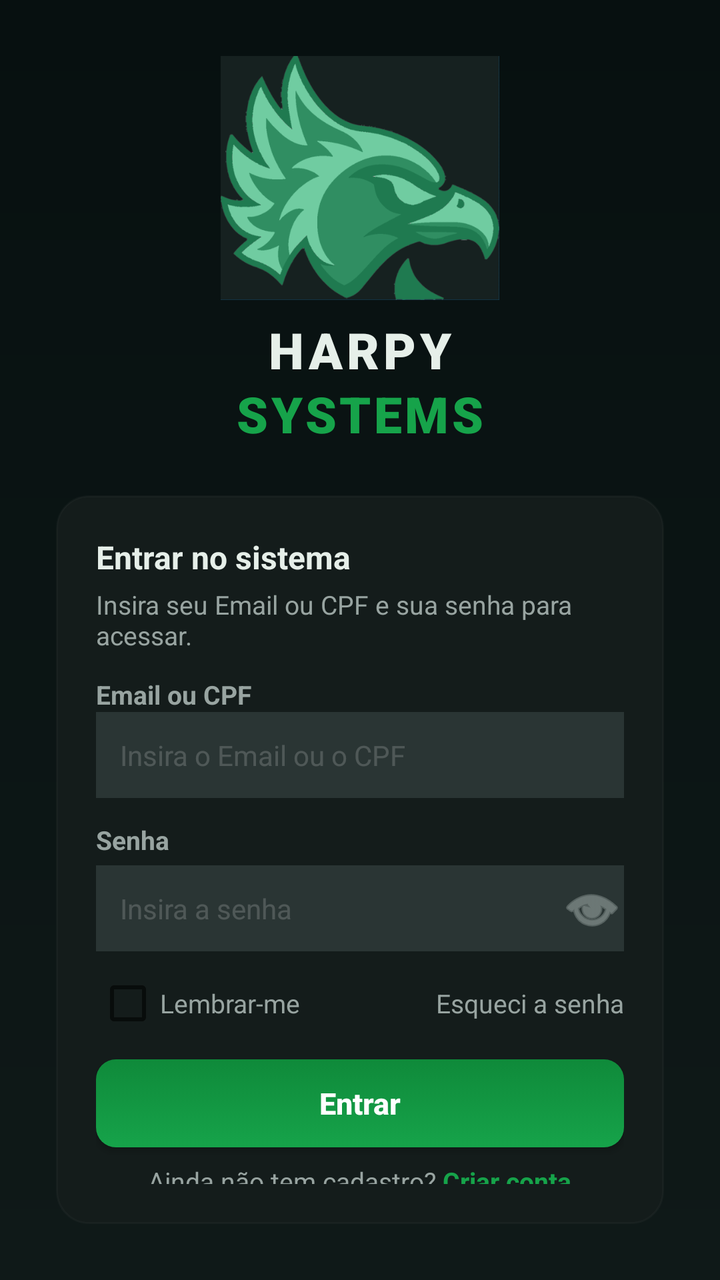
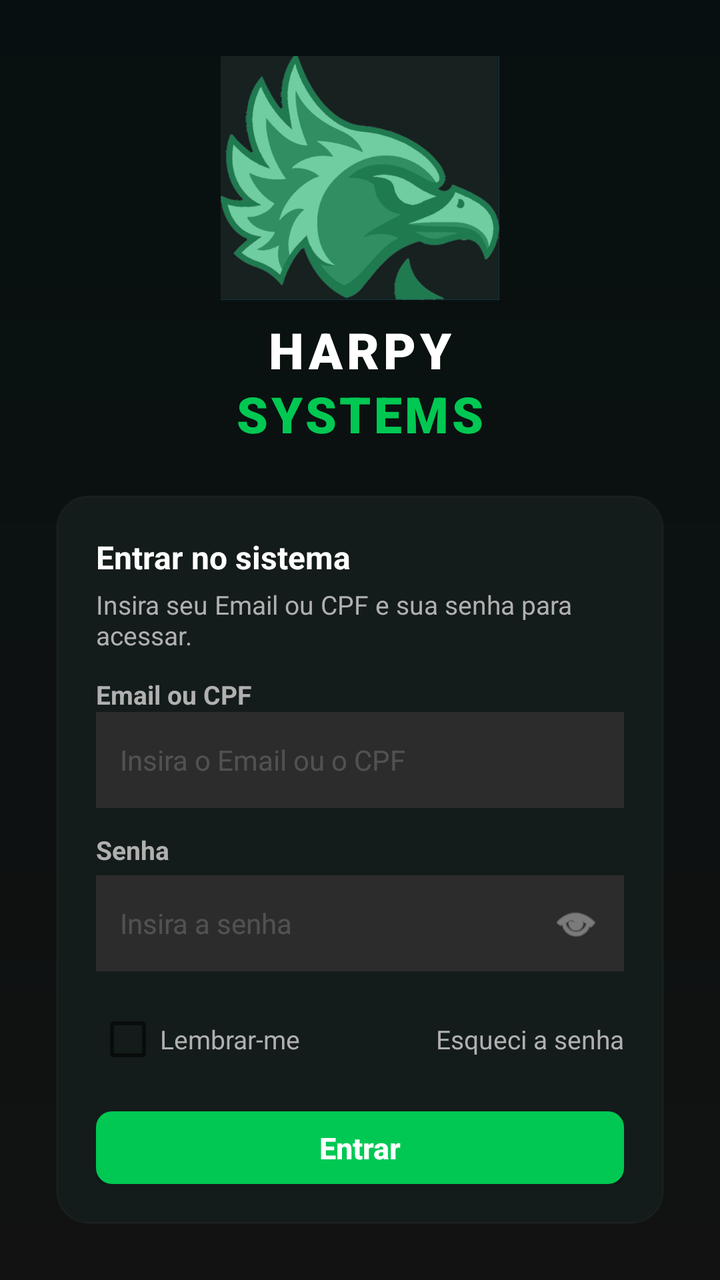

An Android layout rendered at two revisions. The XML below is the earlier revision; the diff shows what the commit changed to produce the second picture.
<!-- AndroidManifest.xml: activity theme Theme.FinalProject -->
<!-- res/layout/activity_main.xml -->
<?xml version="1.0" encoding="utf-8"?>
<androidx.constraintlayout.widget.ConstraintLayout xmlns:android="http://schemas.android.com/apk/res/android"
    xmlns:app="http://schemas.android.com/apk/res-auto"
    android:layout_width="match_parent"
    android:layout_height="match_parent"
    android:background="@drawable/bg_login_gradient"
    android:padding="28dp">

    
    <LinearLayout
        android:id="@+id/login_wrap"
        android:layout_width="0dp"
        android:layout_height="wrap_content"
        android:orientation="vertical"
        android:gravity="center_horizontal"
        android:clipToPadding="false"
        app:layout_constraintTop_toTopOf="parent"
        app:layout_constraintBottom_toBottomOf="parent"
        app:layout_constraintStart_toStartOf="parent"
        app:layout_constraintEnd_toEndOf="parent">

        
        <LinearLayout
            android:id="@+id/logo_container"
            android:layout_width="wrap_content"
            android:layout_height="wrap_content"
            android:orientation="vertical"
            android:gravity="center_horizontal"
            android:layout_marginBottom="16dp">

            <ImageView
                android:id="@+id/imgLogo"
                android:layout_width="140dp"
                android:layout_height="wrap_content"
                android:adjustViewBounds="true"
                android:src="@drawable/harpysystem"
                android:contentDescription="@string/app_name" />

            <LinearLayout
                android:layout_width="wrap_content"
                android:layout_height="wrap_content"
                android:orientation="vertical"
                android:gravity="center_horizontal"
                android:layout_marginTop="8dp">

                <TextView
                    android:id="@+id/tvBrandTitle"
                    android:layout_width="wrap_content"
                    android:layout_height="wrap_content"
                    android:text="HARPY"
                    android:textColor="@color/hs_text"
                    android:textSize="25sp"
                    android:textStyle="bold"
                    android:letterSpacing="0.08"
                    android:fontFamily="sans-serif-black" />

                <TextView
                    android:id="@+id/tvBrandSubtitle"
                    android:layout_width="wrap_content"
                    android:layout_height="wrap_content"
                    android:text="SYSTEMS"
                    android:textColor="@color/hs_accent"
                    android:textSize="25sp"
                    android:letterSpacing="0.06"
                    android:fontFamily="sans-serif-black"
                    android:layout_marginTop="-2dp" />
            </LinearLayout>
        </LinearLayout>

        
        <LinearLayout
            android:id="@+id/login_card"
            android:layout_width="match_parent"
            android:layout_height="wrap_content"
            android:orientation="vertical"
            android:background="@drawable/bg_login_card"
            android:padding="20dp"
            android:elevation="10dp"
            android:layout_marginTop="8dp">

            
            <TextView
                android:id="@+id/tvLoginTitle"
                android:layout_width="wrap_content"
                android:layout_height="wrap_content"
                android:text="Entrar no sistema"
                android:textColor="@color/hs_text"
                android:textSize="16sp"
                android:textStyle="bold" />

            <TextView
                android:id="@+id/tvLoginLead"
                android:layout_width="wrap_content"
                android:layout_height="wrap_content"
                android:text="Insira seu Email ou CPF e sua senha para acessar."
                android:textColor="@color/hs_muted"
                android:textSize="13sp"
                android:layout_marginTop="4dp" />

            
            <LinearLayout
                android:id="@+id/fieldUser"
                android:layout_width="match_parent"
                android:layout_height="wrap_content"
                android:orientation="vertical"
                android:layout_marginTop="12dp">

                <TextView
                    android:id="@+id/tvUserLabel"
                    android:layout_width="wrap_content"
                    android:layout_height="wrap_content"
                    android:text="Email ou CPF"
                    android:textColor="@color/hs_muted"
                    android:textSize="13sp"
                    android:textStyle="bold" />

                <EditText
                    android:id="@+id/etUser"
                    android:layout_width="match_parent"
                    android:layout_height="wrap_content"
                    android:hint="Insira o Email ou o CPF"
                    android:inputType="textEmailAddress"
                    android:padding="12dp"
                    android:textColor="@color/hs_text"
                    android:textColorHint="#2DFFFFFF"
                    android:background="@color/hs_input"
                    android:fontFamily="sans-serif"
                    android:textSize="14sp" />

                <TextView
                    android:id="@+id/tvUserError"
                    android:layout_width="wrap_content"
                    android:layout_height="wrap_content"
                    android:text="Por favor informe email ou CPF válido."
                    android:textSize="13sp"
                    android:textColor="@color/hs_danger"
                    android:visibility="gone"
                    android:layout_marginTop="4dp" />
            </LinearLayout>

            
            <LinearLayout
                android:id="@+id/fieldPassword"
                android:layout_width="match_parent"
                android:layout_height="wrap_content"
                android:orientation="vertical"
                android:layout_marginTop="12dp">

                <TextView
                    android:id="@+id/tvPasswordLabel"
                    android:layout_width="wrap_content"
                    android:layout_height="wrap_content"
                    android:text="Senha"
                    android:textColor="@color/hs_muted"
                    android:textSize="13sp"
                    android:textStyle="bold" />

                <androidx.constraintlayout.widget.ConstraintLayout
                    android:id="@+id/password_wrap"
                    android:layout_width="match_parent"
                    android:layout_height="wrap_content"
                    android:layout_marginTop="4dp">

                    <EditText
                        android:id="@+id/etPassword"
                        android:layout_width="0dp"
                        android:layout_height="wrap_content"
                        android:hint="Insira a senha"
                        android:inputType="textPassword"
                        android:padding="12dp"
                        android:textColor="@color/hs_text"
                        android:textColorHint="#2DFFFFFF"
                        android:background="@color/hs_input"
                        android:fontFamily="sans-serif"
                        android:textSize="14sp"
                        app:layout_constraintStart_toStartOf="parent"
                        app:layout_constraintEnd_toEndOf="parent"
                        app:layout_constraintTop_toTopOf="parent"
                        app:layout_constraintBottom_toBottomOf="parent" />

                    <ImageButton
                        android:id="@+id/btnTogglePassword"
                        android:layout_width="32dp"
                        android:layout_height="32dp"
                        android:background="@android:color/transparent"
                        android:contentDescription="Mostrar senha"
                        android:src="@android:drawable/ic_menu_view"
                        android:padding="4dp"
                        app:tint="@color/hs_muted"
                        app:layout_constraintEnd_toEndOf="@id/etPassword"
                        app:layout_constraintTop_toTopOf="@id/etPassword"
                        app:layout_constraintBottom_toBottomOf="@id/etPassword" />
                </androidx.constraintlayout.widget.ConstraintLayout>

                <TextView
                    android:id="@+id/tvPasswordError"
                    android:layout_width="wrap_content"
                    android:layout_height="wrap_content"
                    android:text="A senha deve ter ao menos 4 caracteres."
                    android:textSize="13sp"
                    android:textColor="@color/hs_danger"
                    android:visibility="gone"
                    android:layout_marginTop="4dp" />
            </LinearLayout>

            
            <LinearLayout
                android:id="@+id/rowRememberForgot"
                android:layout_width="match_parent"
                android:layout_height="wrap_content"
                android:orientation="horizontal"
                android:gravity="center_vertical"
                android:layout_marginTop="10dp">

                <CheckBox
                    android:id="@+id/cbRemember"
                    android:layout_width="wrap_content"
                    android:layout_height="wrap_content"
                    android:text="Lembrar-me"
                    android:textColor="@color/hs_muted"
                    android:textSize="13sp" />

                <View
                    android:layout_width="0dp"
                    android:layout_height="0dp"
                    android:layout_weight="1" />

                <TextView
                    android:id="@+id/tvForgotPassword"
                    android:layout_width="wrap_content"
                    android:layout_height="wrap_content"
                    android:text="Esqueci a senha"
                    android:textColor="@color/hs_muted"
                    android:textSize="13sp"
                    android:clickable="true"
                    android:focusable="true" />
            </LinearLayout>

            
            <Button
                android:id="@+id/btnEnter"
                android:layout_width="match_parent"
                android:layout_height="wrap_content"
                android:layout_marginTop="12dp"
                android:minHeight="44dp"
                android:background="@drawable/bg_btn_primary"
                android:text="Entrar"
                android:textAllCaps="false"
                android:textColor="@android:color/white"
                android:textSize="15sp"
                android:textStyle="bold" />

            
            <LinearLayout
                android:id="@+id/card_footer"
                android:layout_width="match_parent"
                android:layout_height="wrap_content"
                android:layout_marginTop="8dp"
                android:gravity="center"
                android:orientation="horizontal">

                <TextView
                    android:id="@+id/tvNoAccount"
                    android:layout_width="wrap_content"
                    android:layout_height="wrap_content"
                    android:text="Ainda não tem cadastro? "
                    android:textColor="@color/hs_muted"
                    android:textSize="13sp" />

                <TextView
                    android:id="@+id/tvCreateAccount"
                    android:layout_width="wrap_content"
                    android:layout_height="wrap_content"
                    android:text="Criar conta"
                    android:textColor="@color/hs_accent"
                    android:textSize="13sp"
                    android:textStyle="bold"
                    android:clickable="true"
                    android:focusable="true" />
            </LinearLayout>

        </LinearLayout> 

    </LinearLayout> 

</androidx.constraintlayout.widget.ConstraintLayout>
<!-- resources referenced by this layout -->
<resources>
  <color name="hs_accent">#16A34A</color>
  <color name="hs_danger">#EF4444</color>
  <color name="hs_input">#2A3534</color>
  <color name="hs_muted">#98A4A1</color>
  <color name="hs_text">#E6EFE9</color>
  <!-- drawable bg_btn_primary (drawable) -->
  <?xml version="1.0" encoding="utf-8"?>
  <selector xmlns:android="http://schemas.android.com/apk/res/android">
  
      <item android:state_pressed="true">
          <shape>
              <corners android:radius="10dp"/>
              <gradient
                  android:startColor="#0F8A3A"
                  android:endColor="@color/hs_accent"
                  android:angle="90"/>
          </shape>
      </item>
  
      <item>
          <shape>
              <corners android:radius="10dp"/>
              <gradient
                  android:startColor="@color/hs_accent"
                  android:endColor="#0F8A3A"
                  android:angle="90"/>
              <padding
                  android:left="4dp"
                  android:top="4dp"
                  android:right="4dp"
                  android:bottom="4dp"/>
          </shape>
      </item>
  
  </selector>
  <!-- drawable bg_login_card (drawable) -->
  <?xml version="1.0" encoding="utf-8"?>
  <shape xmlns:android="http://schemas.android.com/apk/res/android">
      <solid android:color="#141C1B"/>
      <corners android:radius="16dp"/>
      <stroke
          android:width="1dp"
          android:color="#08FFFFFF"/>
  </shape>
  <!-- drawable bg_login_gradient (drawable) -->
  <?xml version="1.0" encoding="utf-8"?>
  <shape xmlns:android="http://schemas.android.com/apk/res/android">
      <gradient
          android:startColor="@color/hs_bg"
          android:endColor="#071010"
          android:angle="90"/>
  </shape>
  <!-- drawable harpysystem: png bitmap (drawable, 58918 bytes) -->
  <string name="app_name">FinalProject</string>
  <style name="Theme.FinalProject" parent="Theme.AppCompat.Light.NoActionBar" />
  <color name="hs_bg">#0F1918</color>
</resources>

<!-- the commit's change to res/layout/activity_main.xml (unified diff, before → after) -->
@@ -1,6 +1,7 @@
 <?xml version="1.0" encoding="utf-8"?>
 <androidx.constraintlayout.widget.ConstraintLayout xmlns:android="http://schemas.android.com/apk/res/android"
     xmlns:app="http://schemas.android.com/apk/res-auto"
+    xmlns:tools="http://schemas.android.com/tools"
     android:layout_width="match_parent"
     android:layout_height="match_parent"
     android:background="@drawable/bg_login_gradient"
@@ -118,6 +119,7 @@
                     android:id="@+id/etUser"
                     android:layout_width="match_parent"
                     android:layout_height="wrap_content"
+                    android:minHeight="48dp"
                     android:hint="Insira o Email ou o CPF"
                     android:inputType="textEmailAddress"
                     android:padding="12dp"
@@ -165,6 +167,7 @@
                         android:id="@+id/etPassword"
                         android:layout_width="0dp"
                         android:layout_height="wrap_content"
+                        android:minHeight="48dp"
                         android:hint="Insira a senha"
                         android:inputType="textPassword"
                         android:padding="12dp"
@@ -180,12 +183,13 @@
 
                     <ImageButton
                         android:id="@+id/btnTogglePassword"
-                        android:layout_width="32dp"
-                        android:layout_height="32dp"
+                        android:layout_width="48dp"
+                        android:layout_height="48dp"
+                        android:padding="12dp"
+                        android:scaleType="fitCenter"
                         android:background="@android:color/transparent"
                         android:contentDescription="Mostrar senha"
                         android:src="@android:drawable/ic_menu_view"
-                        android:padding="4dp"
                         app:tint="@color/hs_muted"
                         app:layout_constraintEnd_toEndOf="@id/etPassword"
                         app:layout_constraintTop_toTopOf="@id/etPassword"
@@ -216,6 +220,8 @@
                     android:id="@+id/cbRemember"
                     android:layout_width="wrap_content"
                     android:layout_height="wrap_content"
+                    android:minHeight="48dp"
+                    android:gravity="center_vertical"
                     android:text="Lembrar-me"
                     android:textColor="@color/hs_muted"
                     android:textSize="13sp" />
@@ -229,6 +235,8 @@
                     android:id="@+id/tvForgotPassword"
                     android:layout_width="wrap_content"
                     android:layout_height="wrap_content"
+                    android:minHeight="48dp"
+                    android:gravity="center_vertical"
                     android:text="Esqueci a senha"
                     android:textColor="@color/hs_muted"
                     android:textSize="13sp"
@@ -242,13 +250,15 @@
                 android:layout_width="match_parent"
                 android:layout_height="wrap_content"
                 android:layout_marginTop="12dp"
-                android:minHeight="44dp"
                 android:background="@drawable/bg_btn_primary"
+                android:minHeight="48dp"
+                android:onClick="handleLogin"
                 android:text="Entrar"
                 android:textAllCaps="false"
                 android:textColor="@android:color/white"
                 android:textSize="15sp"
-                android:textStyle="bold" />
+                android:textStyle="bold"
+                tools:ignore="TouchTargetSizeCheck" />
 
             
             <LinearLayout
@@ -271,6 +281,8 @@
                     android:id="@+id/tvCreateAccount"
                     android:layout_width="wrap_content"
                     android:layout_height="wrap_content"
+                    android:minHeight="48dp"
+                    android:gravity="center_vertical"
                     android:text="Criar conta"
                     android:textColor="@color/hs_accent"
                     android:textSize="13sp"
<!-- resource entries referenced after the edit -->
@@ -1,40 +1,15 @@
 <!-- resources referenced by this layout -->
 <resources>
-  <color name="hs_accent">#16A34A</color>
-  <color name="hs_danger">#EF4444</color>
-  <color name="hs_input">#2A3534</color>
-  <color name="hs_muted">#98A4A1</color>
-  <color name="hs_text">#E6EFE9</color>
+  <color name="hs_accent">#00C853</color>
+  <color name="hs_danger">#FF5252</color>
+  <color name="hs_input">#2C2C2C</color>
+  <color name="hs_muted">#B0B0B0</color>
+  <color name="hs_text">#FFFFFF</color>
   <!-- drawable bg_btn_primary (drawable) -->
   <?xml version="1.0" encoding="utf-8"?>
-  <selector xmlns:android="http://schemas.android.com/apk/res/android">
-  
-      <item android:state_pressed="true">
-          <shape>
-              <corners android:radius="10dp"/>
-              <gradient
-                  android:startColor="#0F8A3A"
-                  android:endColor="@color/hs_accent"
-                  android:angle="90"/>
-          </shape>
-      </item>
-  
-      <item>
-          <shape>
-              <corners android:radius="10dp"/>
-              <gradient
-                  android:startColor="@color/hs_accent"
-                  android:endColor="#0F8A3A"
-                  android:angle="90"/>
-              <padding
-                  android:left="4dp"
-                  android:top="4dp"
-                  android:right="4dp"
-                  android:bottom="4dp"/>
-          </shape>
-      </item>
-  
-  </selector>
+  <shape xmlns:android="http://schemas.android.com/apk/res/android">
+      <solid android:color="#00C853" /> <corners android:radius="8dp" />
+  </shape>
   <!-- drawable bg_login_card (drawable) -->
   <?xml version="1.0" encoding="utf-8"?>
   <shape xmlns:android="http://schemas.android.com/apk/res/android">
@@ -55,6 +30,6 @@
   <!-- drawable harpysystem: png bitmap (drawable, 58918 bytes) -->
   <string name="app_name">FinalProject</string>
   <style name="Theme.FinalProject" parent="Theme.AppCompat.Light.NoActionBar" />
-  <color name="hs_bg">#0F1918</color>
+  <color name="hs_bg">#121212</color>
 </resources>
 
